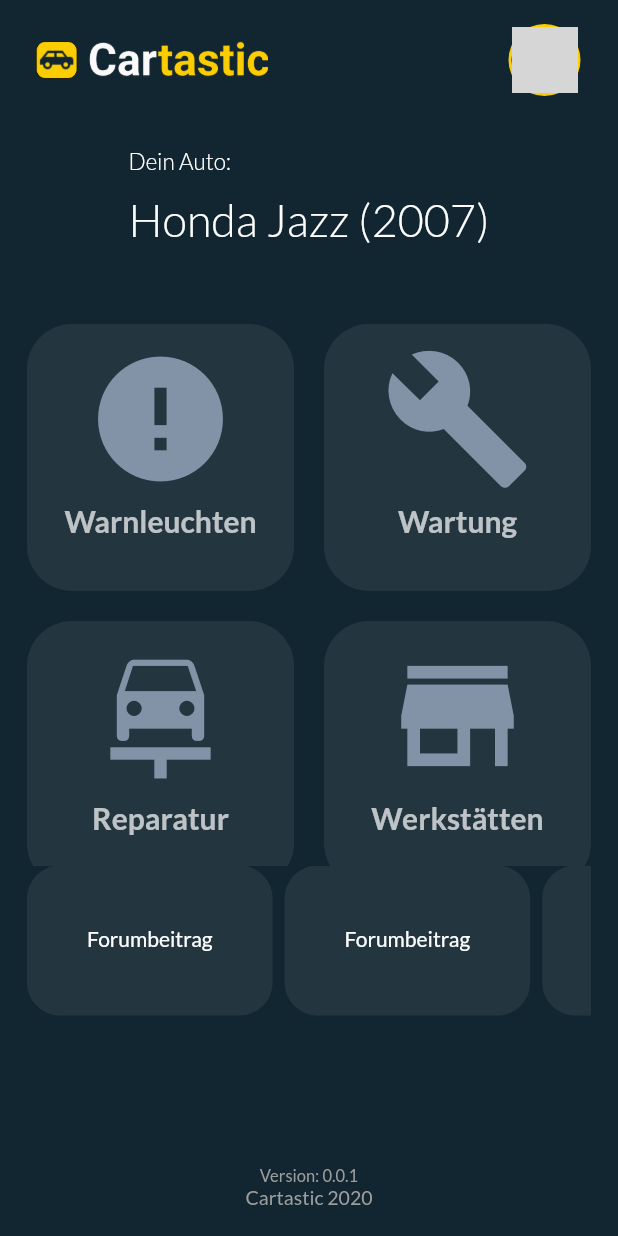
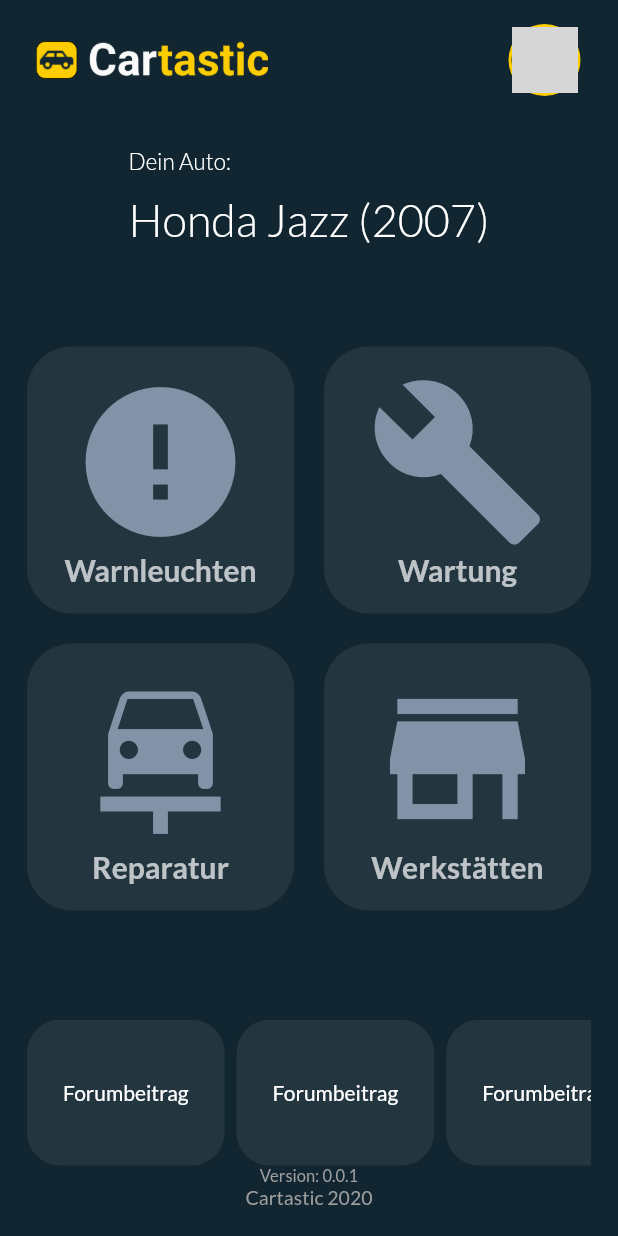
Before and after one commit to philan92/CarTastic, a Flutter app: the screen it shows after launch, on a phone screen of 412 x 824 dp. Run offline on Flutter 3.47's test engine with Material 2 defaults, Android fonts, the phone set to English and light mode, and no system bars; network calls fail; grey boxes are pictures that could not be loaded.

Commit message:
~ Homescreen is now responsive

```diff
--- a/lib/screens/home_screen/components/category_card.dart
+++ b/lib/screens/home_screen/components/category_card.dart
@@ -25,17 +25,18 @@
             onTap: onPress,
             borderRadius: BorderRadius.circular(30.0),
             splashColor: kPrimaryColor1,
+            child: Padding(
+              padding: const EdgeInsets.all(17.0),
               child: Column(
-              mainAxisAlignment: MainAxisAlignment.end,
+                mainAxisAlignment: MainAxisAlignment.center,
                 crossAxisAlignment: CrossAxisAlignment.stretch,
                 children: [
-                Container(
+                  Expanded(
+                    child: FittedBox(
                       child: icon,
                     ),
-                Padding(
-                  padding: const EdgeInsets.only(
-                      left: 12.0, right: 12.0, bottom: 35.0, top: 6.0),
-                  child: Text(
+                  ),
+                  Text(
                     headerText,
                     textAlign: TextAlign.center,
                     style: TextStyle(
@@ -43,9 +44,9 @@
                       fontWeight: FontWeight.w600,
                       fontSize: 20,
                     ),
-                  ),
                   )
                 ],
+              ),
             ),
           ),
         ),
--- a/lib/screens/home_screen/components/forum_card.dart
+++ b/lib/screens/home_screen/components/forum_card.dart
@@ -1,3 +1,4 @@
+import 'package:flutter/cupertino.dart';
 import 'package:flutter/material.dart';
 import 'package:klapperkiste/constants.dart';
 
@@ -5,11 +6,12 @@
   @override
   Widget build(BuildContext context) {
     return Container(
-      padding: EdgeInsets.all(40.0),
       decoration: BoxDecoration(
         borderRadius: BorderRadius.circular(22.0),
         color: kBackgroundColor2,
       ),
+      alignment: Alignment.center,
+      padding: EdgeInsets.symmetric(horizontal: 24),
       child: Text('Forumbeitrag'),
     );
   }
--- a/lib/screens/home_screen/components/main_area.dart
+++ b/lib/screens/home_screen/components/main_area.dart
@@ -6,7 +6,7 @@
   @override
   Widget build(BuildContext context) {
     return GridView.count(
-      primary: true,
+      primary: false,
       physics: NeverScrollableScrollPhysics(),
       //padding: EdgeInsets.all(20),
       crossAxisSpacing: 20,
@@ -17,7 +17,7 @@
           headerText: 'Warnleuchten',
           icon: Icon(
             Icons.error,
-            size: 100,
+            //size: 100,
             color: kIconColor1,
           ),
           onPress: () {
--- a/lib/screens/home_screen/home_screen.dart
+++ b/lib/screens/home_screen/home_screen.dart
@@ -41,6 +41,7 @@
         color: kBackgroundColor1,
         padding: EdgeInsets.all(18.0),
         child: Column(
+          mainAxisAlignment: MainAxisAlignment.spaceBetween,
           children: [
             // Dein Auto Container
             Row(
@@ -77,20 +78,24 @@
             ),
 
             SizedBox(
-              height: 52.0,
+              height: 12.0,
             ),
             Expanded(
-              flex: 3,
-              child: Container(
+              flex: 5,
+              child: Center(
+                child: AspectRatio(
+                  aspectRatio: 1 / 1,
                   //alignment: Alignment.bottomCenter,
                   child: MainArea(),
-                decoration: BoxDecoration(
-                  color: kBackgroundColor1,
                 ),
               ),
             ),
             SizedBox(
-              height: 100,
+              height: 18,
+            ),
+            Expanded(
+              child: Container(
+                //height: 100,
                 child: ListView(
                   scrollDirection: Axis.horizontal,
                   children: [
@@ -113,9 +118,8 @@
                   ],
                 ),
               ),
-            SizedBox(
-              height: 100,
             ),
+
             Column(
               mainAxisAlignment: MainAxisAlignment.center,
               children: [
```
Lines whose indentation alone changed are shown as unchanged.
